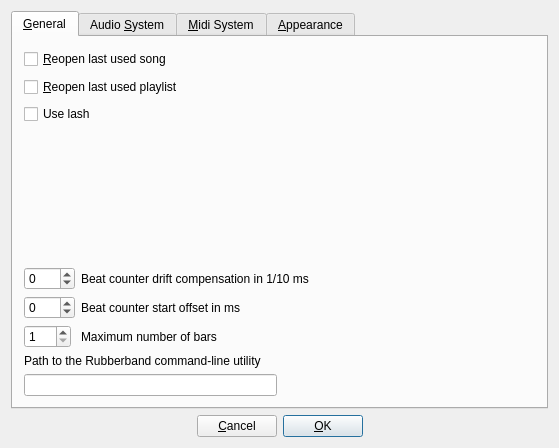
This is src/gui/src/UI/PreferencesDialog_UI.ui in hydrogen-music/hydrogen as Qt 5 draws it before an edit. The edited form follows.
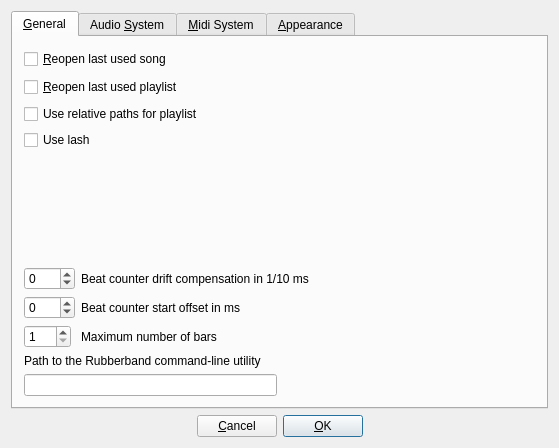
This is the edited form. Custom widgets are drawn as their Qt base class.

Commit message: Introduced checkbox to make hydrogen use relative path names for playlists.

Patch:
```diff
--- a/src/gui/src/UI/PreferencesDialog_UI.ui
+++ b/src/gui/src/UI/PreferencesDialog_UI.ui
@@ -68,6 +68,13 @@
          </property>
         </widget>
        </item>
+       <item>
+        <widget class="QCheckBox" name="useRelativePlaylistPathsCheckbox">
+         <property name="text">
+          <string>Use relative paths for playlist</string>
+         </property>
+        </widget>
+       </item>
        <item>
         <widget class="QCheckBox" name="useLashCheckbox">
          <property name="text">
```
The commit also changes 2 other files.
